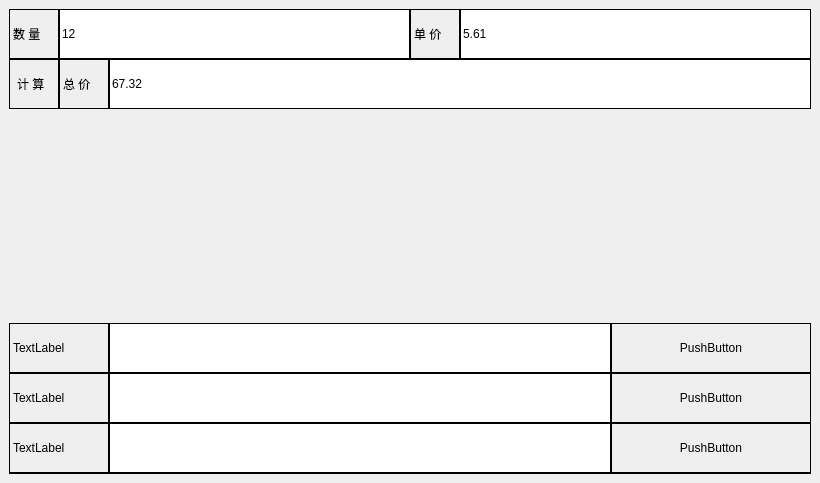
The window that Qtttttt/lesson6/mainwindow.ui (tianen1573/QT) describes before a commit, drawn with Qt 5.
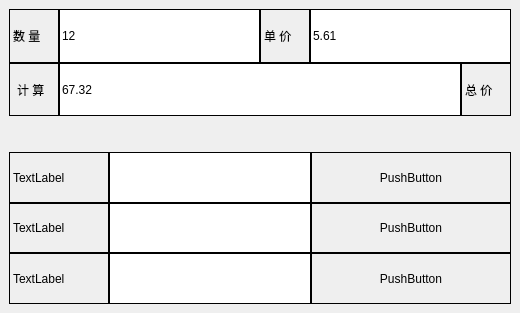
The same window after the commit.

```diff
--- a/Qtttttt/lesson6/mainwindow.ui
+++ b/Qtttttt/lesson6/mainwindow.ui
@@ -6,15 +6,15 @@
    <rect>
     <x>0</x>
     <y>0</y>
-    <width>820</width>
-    <height>483</height>
+    <width>520</width>
+    <height>313</height>
    </rect>
   </property>
   <property name="windowTitle">
    <string>MainWindow</string>
   </property>
   <widget class="QWidget" name="centralwidget">
-   <layout class="QVBoxLayout" name="verticalLayout_2">
+   <layout class="QVBoxLayout" name="verticalLayout_3">
     <item>
      <widget class="QWidget" name="widget_3" native="true">
       <property name="minimumSize">
@@ -26,7 +26,7 @@
       <property name="maximumSize">
        <size>
         <width>16777215</width>
-        <height>101</height>
+        <height>201</height>
        </size>
       </property>
       <layout class="QVBoxLayout" name="verticalLayout">
@@ -56,7 +56,7 @@
          <property name="maximumSize">
           <size>
            <width>16777215</width>
-           <height>50</height>
+           <height>100</height>
           </size>
          </property>
          <property name="styleSheet">
@@ -93,6 +93,12 @@
           </item>
           <item>
            <widget class="QLineEdit" name="lineEdit">
+            <property name="sizePolicy">
+             <sizepolicy hsizetype="Expanding" vsizetype="Expanding">
+              <horstretch>0</horstretch>
+              <verstretch>0</verstretch>
+             </sizepolicy>
+            </property>
             <property name="minimumSize">
              <size>
               <width>100</width>
@@ -119,6 +125,12 @@
           </item>
           <item>
            <widget class="QLineEdit" name="lineEdit_2">
+            <property name="sizePolicy">
+             <sizepolicy hsizetype="Expanding" vsizetype="Expanding">
+              <horstretch>0</horstretch>
+              <verstretch>0</verstretch>
+             </sizepolicy>
+            </property>
             <property name="minimumSize">
              <size>
               <width>100</width>
@@ -144,7 +156,7 @@
          <property name="maximumSize">
           <size>
            <width>16777215</width>
-           <height>50</height>
+           <height>100</height>
           </size>
          </property>
          <property name="styleSheet">
@@ -171,6 +183,12 @@
             <property name="enabled">
              <bool>true</bool>
             </property>
+            <property name="sizePolicy">
+             <sizepolicy hsizetype="Minimum" vsizetype="Expanding">
+              <horstretch>0</horstretch>
+              <verstretch>0</verstretch>
+             </sizepolicy>
+            </property>
             <property name="minimumSize">
              <size>
               <width>50</width>
@@ -185,21 +203,14 @@
             </property>
            </widget>
           </item>
-          <item>
-           <widget class="QLabel" name="label_4">
-            <property name="minimumSize">
-             <size>
-              <width>50</width>
-              <height>50</height>
-             </size>
-            </property>
-            <property name="text">
-             <string>总 价</string>
-            </property>
-           </widget>
-          </item>
           <item>
            <widget class="QLineEdit" name="lineEdit_4">
+            <property name="sizePolicy">
+             <sizepolicy hsizetype="Expanding" vsizetype="Expanding">
+              <horstretch>0</horstretch>
+              <verstretch>0</verstretch>
+             </sizepolicy>
+            </property>
             <property name="minimumSize">
              <size>
               <width>100</width>
@@ -211,6 +222,19 @@
             </property>
            </widget>
           </item>
+          <item>
+           <widget class="QLabel" name="label_4">
+            <property name="minimumSize">
+             <size>
+              <width>50</width>
+              <height>50</height>
+             </size>
+            </property>
+            <property name="text">
+             <string>总 价</string>
+            </property>
+           </widget>
+          </item>
          </layout>
         </widget>
        </item>
@@ -222,10 +246,13 @@
       <property name="orientation">
        <enum>Qt::Vertical</enum>
       </property>
+      <property name="sizeType">
+       <enum>QSizePolicy::Minimum</enum>
+      </property>
       <property name="sizeHint" stdset="0">
        <size>
         <width>20</width>
-        <height>40</height>
+        <height>30</height>
        </size>
       </property>
      </spacer>
@@ -235,19 +262,22 @@
       <property name="minimumSize">
        <size>
         <width>502</width>
-        <height>151</height>
-       </size>
-      </property>
-      <property name="maximumSize">
-       <size>
-        <width>16777215</width>
         <height>152</height>
        </size>
       </property>
+      <property name="maximumSize">
+       <size>
+        <width>16777215</width>
+        <height>304</height>
+       </size>
+      </property>
       <property name="styleSheet">
        <string notr="true">border: 1px solid black;</string>
       </property>
-      <layout class="QGridLayout" name="gridLayout">
+      <layout class="QVBoxLayout" name="verticalLayout_2">
+       <property name="spacing">
+        <number>0</number>
+       </property>
        <property name="leftMargin">
         <number>0</number>
        </property>
@@ -260,169 +290,301 @@
        <property name="bottomMargin">
         <number>0</number>
        </property>
-       <property name="spacing">
-        <number>0</number>
-       </property>
-       <item row="0" column="0">
-        <widget class="QLabel" name="label_3">
+       <item>
+        <widget class="QWidget" name="widget_5" native="true">
          <property name="minimumSize">
           <size>
-           <width>100</width>
+           <width>502</width>
            <height>50</height>
           </size>
          </property>
-         <property name="maximumSize">
-          <size>
-           <width>16777215</width>
-           <height>50</height>
-          </size>
-         </property>
-         <property name="text">
-          <string>TextLabel</string>
-         </property>
+         <layout class="QHBoxLayout" name="horizontalLayout_3">
+          <property name="spacing">
+           <number>0</number>
+          </property>
+          <property name="leftMargin">
+           <number>0</number>
+          </property>
+          <property name="topMargin">
+           <number>0</number>
+          </property>
+          <property name="rightMargin">
+           <number>0</number>
+          </property>
+          <property name="bottomMargin">
+           <number>0</number>
+          </property>
+          <item>
+           <widget class="QLabel" name="label_6">
+            <property name="sizePolicy">
+             <sizepolicy hsizetype="Preferred" vsizetype="Expanding">
+              <horstretch>0</horstretch>
+              <verstretch>0</verstretch>
+             </sizepolicy>
+            </property>
+            <property name="minimumSize">
+             <size>
+              <width>100</width>
+              <height>50</height>
+             </size>
+            </property>
+            <property name="maximumSize">
+             <size>
+              <width>16777215</width>
+              <height>16777215</height>
+             </size>
+            </property>
+            <property name="text">
+             <string>TextLabel</string>
+            </property>
+           </widget>
+          </item>
+          <item>
+           <widget class="QLineEdit" name="lineEdit_6">
+            <property name="sizePolicy">
+             <sizepolicy hsizetype="Expanding" vsizetype="Expanding">
+              <horstretch>0</horstretch>
+              <verstretch>0</verstretch>
+             </sizepolicy>
+            </property>
+            <property name="minimumSize">
+             <size>
+              <width>200</width>
+              <height>50</height>
+             </size>
+            </property>
+            <property name="maximumSize">
+             <size>
+              <width>16777215</width>
+              <height>16777215</height>
+             </size>
+            </property>
+           </widget>
+          </item>
+          <item>
+           <widget class="QPushButton" name="pushButton_4">
+            <property name="sizePolicy">
+             <sizepolicy hsizetype="Fixed" vsizetype="Expanding">
+              <horstretch>0</horstretch>
+              <verstretch>0</verstretch>
+             </sizepolicy>
+            </property>
+            <property name="minimumSize">
+             <size>
+              <width>200</width>
+              <height>50</height>
+             </size>
+            </property>
+            <property name="maximumSize">
+             <size>
+              <width>200</width>
+              <height>16777215</height>
+             </size>
+            </property>
+            <property name="text">
+             <string>PushButton</string>
+            </property>
+           </widget>
+          </item>
+         </layout>
         </widget>
        </item>
-       <item row="0" column="1">
-        <widget class="QLineEdit" name="lineEdit_3">
+       <item>
+        <widget class="QWidget" name="widget_6" native="true">
          <property name="minimumSize">
           <size>
-           <width>200</width>
+           <width>502</width>
            <height>50</height>
           </size>
          </property>
-         <property name="maximumSize">
-          <size>
-           <width>16777215</width>
-           <height>50</height>
-          </size>
-         </property>
+         <layout class="QHBoxLayout" name="horizontalLayout_5">
+          <property name="spacing">
+           <number>0</number>
+          </property>
+          <property name="leftMargin">
+           <number>0</number>
+          </property>
+          <property name="topMargin">
+           <number>0</number>
+          </property>
+          <property name="rightMargin">
+           <number>0</number>
+          </property>
+          <property name="bottomMargin">
+           <number>0</number>
+          </property>
+          <item>
+           <widget class="QLabel" name="label_8">
+            <property name="sizePolicy">
+             <sizepolicy hsizetype="Preferred" vsizetype="Expanding">
+              <horstretch>0</horstretch>
+              <verstretch>0</verstretch>
+             </sizepolicy>
+            </property>
+            <property name="minimumSize">
+             <size>
+              <width>100</width>
+              <height>50</height>
+             </size>
+            </property>
+            <property name="maximumSize">
+             <size>
+              <width>16777215</width>
+              <height>16777215</height>
+             </size>
+            </property>
+            <property name="text">
+             <string>TextLabel</string>
+            </property>
+           </widget>
+          </item>
+          <item>
+           <widget class="QLineEdit" name="lineEdit_8">
+            <property name="sizePolicy">
+             <sizepolicy hsizetype="Expanding" vsizetype="Expanding">
+              <horstretch>0</horstretch>
+              <verstretch>0</verstretch>
+             </sizepolicy>
+            </property>
+            <property name="minimumSize">
+             <size>
+              <width>200</width>
+              <height>50</height>
+             </size>
+            </property>
+            <property name="maximumSize">
+             <size>
+              <width>16777215</width>
+              <height>16777215</height>
+             </size>
+            </property>
+           </widget>
+          </item>
+          <item>
+           <widget class="QPushButton" name="pushButton_6">
+            <property name="sizePolicy">
+             <sizepolicy hsizetype="Fixed" vsizetype="Expanding">
+              <horstretch>0</horstretch>
+              <verstretch>0</verstretch>
+             </sizepolicy>
+            </property>
+            <property name="minimumSize">
+             <size>
+              <width>200</width>
+              <height>50</height>
+             </size>
+            </property>
+            <property name="maximumSize">
+             <size>
+              <width>200</width>
+              <height>16777215</height>
+             </size>
+            </property>
+            <property name="text">
+             <string>PushButton</string>
+            </property>
+           </widget>
+          </item>
+         </layout>
         </widget>
        </item>
-       <item row="0" column="2">
-        <widget class="QPushButton" name="pushButton_2">
+       <item>
+        <widget class="QWidget" name="widget_8" native="true">
          <property name="minimumSize">
           <size>
-           <width>200</width>
+           <width>502</width>
            <height>50</height>
           </size>
          </property>
-         <property name="maximumSize">
-          <size>
-           <width>200</width>
-           <height>50</height>
-          </size>
-         </property>
-         <property name="text">
-          <string>PushButton</string>
-         </property>
-        </widget>
-       </item>
-       <item row="1" column="0">
-        <widget class="QLabel" name="label_5">
-         <property name="minimumSize">
-          <size>
-           <width>100</width>
-           <height>50</height>
-          </size>
-         </property>
-         <property name="maximumSize">
-          <size>
-           <width>16777215</width>
-           <height>50</height>
-          </size>
-         </property>
-         <property name="text">
-          <string>TextLabel</string>
-         </property>
-        </widget>
-       </item>
-       <item row="1" column="1">
-        <widget class="QLineEdit" name="lineEdit_5">
-         <property name="minimumSize">
-          <size>
-           <width>200</width>
-           <height>50</height>
-          </size>
-         </property>
-         <property name="maximumSize">
-          <size>
-           <width>16777215</width>
-           <height>50</height>
-          </size>
-         </property>
-        </widget>
-       </item>
-       <item row="1" column="2">
-        <widget class="QPushButton" name="pushButton_3">
-         <property name="minimumSize">
-          <size>
-           <width>200</width>
-           <height>50</height>
-          </size>
-         </property>
-         <property name="maximumSize">
-          <size>
-           <width>200</width>
-           <height>50</height>
-          </size>
-         </property>
-         <property name="text">
-          <string>PushButton</string>
-         </property>
-        </widget>
-       </item>
-       <item row="2" column="0">
-        <widget class="QLabel" name="label_6">
-         <property name="minimumSize">
-          <size>
-           <width>100</width>
-           <height>50</height>
-          </size>
-         </property>
-         <property name="maximumSize">
-          <size>
-           <width>16777215</width>
-           <height>50</height>
-          </size>
-         </property>
-         <property name="text">
-          <string>TextLabel</string>
-         </property>
-        </widget>
-       </item>
-       <item row="2" column="1">
-        <widget class="QLineEdit" name="lineEdit_6">
-         <property name="minimumSize">
-          <size>
-           <width>200</width>
-           <height>50</height>
-          </size>
-         </property>
-         <property name="maximumSize">
-          <size>
-           <width>16777215</width>
-           <height>50</height>
-          </size>
-         </property>
-        </widget>
-       </item>
-       <item row="2" column="2">
-        <widget class="QPushButton" name="pushButton_4">
-         <property name="minimumSize">
-          <size>
-           <width>200</width>
-           <height>50</height>
-          </size>
-         </property>
-         <property name="maximumSize">
-          <size>
-           <width>200</width>
-           <height>50</height>
-          </size>
-         </property>
-         <property name="text">
-          <string>PushButton</string>
-         </property>
+         <layout class="QHBoxLayout" name="horizontalLayout_6">
+          <property name="spacing">
+           <number>0</number>
+          </property>
+          <property name="leftMargin">
+           <number>0</number>
+          </property>
+          <property name="topMargin">
+           <number>0</number>
+          </property>
+          <property name="rightMargin">
+           <number>0</number>
+          </property>
+          <property name="bottomMargin">
+           <number>0</number>
+          </property>
+          <item>
+           <widget class="QLabel" name="label_9">
+            <property name="sizePolicy">
+             <sizepolicy hsizetype="Preferred" vsizetype="Expanding">
+              <horstretch>0</horstretch>
+              <verstretch>0</verstretch>
+             </sizepolicy>
+            </property>
+            <property name="minimumSize">
+             <size>
+              <width>100</width>
+              <height>50</height>
+             </size>
+            </property>
+            <property name="maximumSize">
+             <size>
+              <width>16777215</width>
+              <height>16777215</height>
+             </size>
+            </property>
+            <property name="text">
+             <string>TextLabel</string>
+            </property>
+           </widget>
+          </item>
+          <item>
+           <widget class="QLineEdit" name="lineEdit_9">
+            <property name="sizePolicy">
+             <sizepolicy hsizetype="Expanding" vsizetype="Expanding">
+              <horstretch>0</horstretch>
+              <verstretch>0</verstretch>
+             </sizepolicy>
+            </property>
+            <property name="minimumSize">
+             <size>
+              <width>200</width>
+              <height>50</height>
+             </size>
+            </property>
+            <property name="maximumSize">
+             <size>
+              <width>16777215</width>
+              <height>16777215</height>
+             </size>
+            </property>
+           </widget>
+          </item>
+          <item>
+           <widget class="QPushButton" name="pushButton_7">
+            <property name="sizePolicy">
+             <sizepolicy hsizetype="Fixed" vsizetype="Expanding">
+              <horstretch>0</horstretch>
+              <verstretch>0</verstretch>
+             </sizepolicy>
+            </property>
+            <property name="minimumSize">
+             <size>
+              <width>200</width>
+              <height>50</height>
+             </size>
+            </property>
+            <property name="maximumSize">
+             <size>
+              <width>200</width>
+              <height>16777215</height>
+             </size>
+            </property>
+            <property name="text">
+             <string>PushButton</string>
+            </property>
+           </widget>
+          </item>
+         </layout>
         </widget>
        </item>
       </layout>
```
